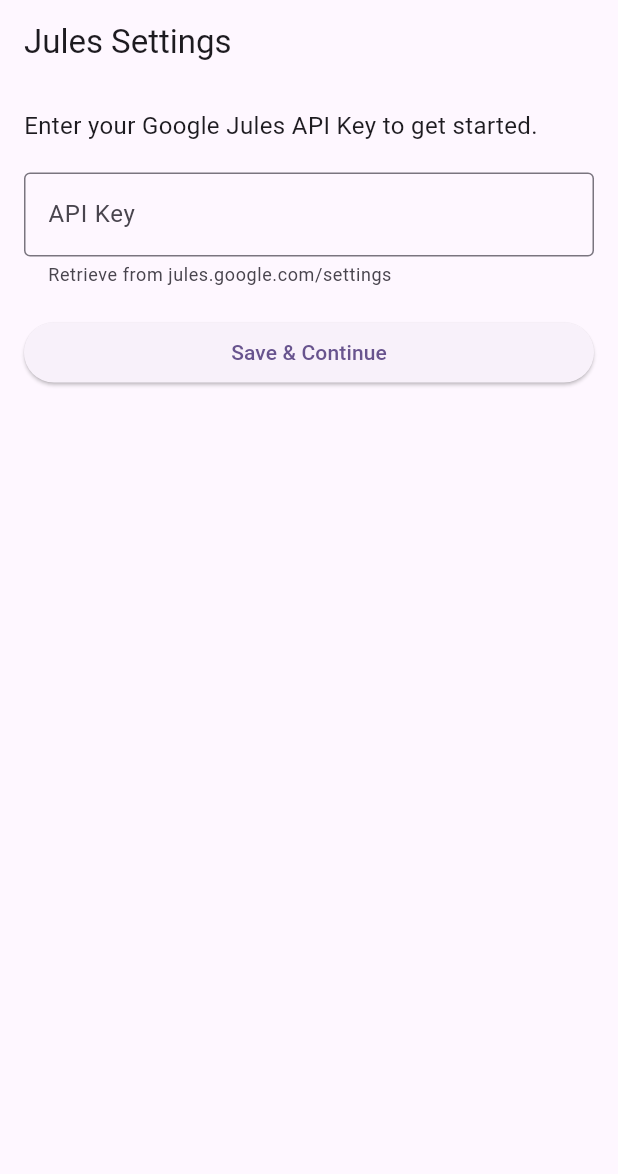
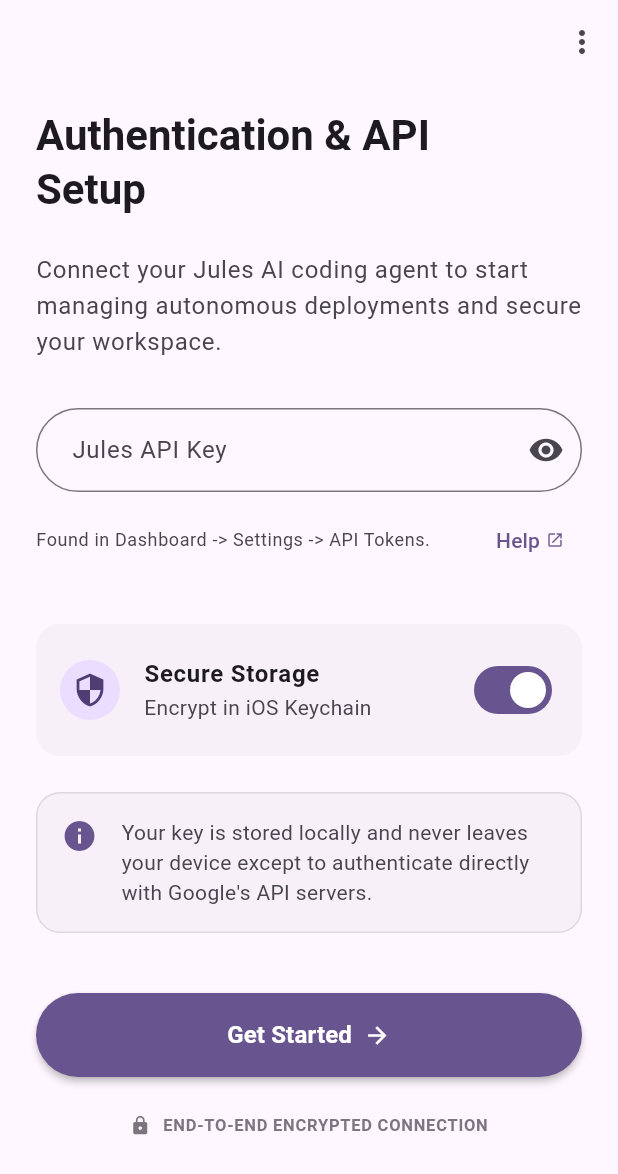
Before and after one commit to RajaShanmugamJM/jules-agent-manager, a Flutter app: the screen it shows after launch, on a phone screen of 412 x 824 dp. Shown: the top 1174 px of the screen. Run offline on Flutter 3.47's test engine with Material 3 defaults, Android fonts, the phone set to English and light mode, and no system bars; our stand-ins replace flutter_markdown, flutter_secure_storage.

Commit message:
Implement setup screen for Jules API key input and validation
- Replaced SettingsScreen with SetupScreen to match the design.
- Implemented API key validation by verifying against the API (getSources).
- Added optional secure storage for the API key.
- Updated AuthProvider to support non-persistent key setting.
- Updated main.dart and tests to use SetupScreen.
- Added .gitignore to exclude build artifacts.
- Improved error handling in SetupScreen.

Co-authored-by: RajaShanmugamJM <27273337+RajaShanmugamJM@users.noreply.github.com>

```diff
--- a/lib/main.dart
+++ b/lib/main.dart
@@ -3,7 +3,7 @@ import 'package:provider/provider.dart';
 import 'providers/auth_provider.dart';
 import 'providers/jules_provider.dart';
 import 'screens/dashboard_screen.dart';
-import 'screens/settings_screen.dart';
+import 'screens/setup_screen.dart';
 import 'services/api_service.dart';
 
 void main() {
@@ -58,7 +58,7 @@ class AuthWrapper extends StatelessWidget {
     if (auth.isAuthenticated) {
       return const DashboardScreen();
     } else {
-      return const SettingsScreen();
+      return const SetupScreen();
     }
   }
 }
--- a/lib/providers/auth_provider.dart
+++ b/lib/providers/auth_provider.dart
@@ -16,9 +16,11 @@ class AuthProvider with ChangeNotifier {
     notifyListeners();
   }
 
-  Future<void> setApiKey(String key) async {
+  Future<void> setApiKey(String key, {bool persist = true}) async {
     _apiKey = key;
-    await _storageService.saveApiKey(key);
+    if (persist) {
+      await _storageService.saveApiKey(key);
+    }
     notifyListeners();
   }
 
--- a/lib/screens/settings_screen.dart
+++ /dev/null
@@ -1,107 +0,0 @@
-import 'package:flutter/material.dart';
-import 'package:provider/provider.dart';
-import '../providers/auth_provider.dart';
-
-class SettingsScreen extends StatefulWidget {
-  const SettingsScreen({Key? key}) : super(key: key);
-
-  @override
-  State<SettingsScreen> createState() => _SettingsScreenState();
-}
-
-class _SettingsScreenState extends State<SettingsScreen> {
-  final _formKey = GlobalKey<FormState>();
-  final _apiKeyController = TextEditingController();
-  bool _isLoading = false;
-
-  @override
-  void initState() {
-    super.initState();
-    // Pre-fill if key exists (optional, usually secure fields don't pre-fill unless hidden)
-    // We defer reading context to build or addPostFrameCallback if needed, but initState read is ok for initial value
-    // However, context.read is not recommended in initState without listen: false (which is default for read)
-    final auth = context.read<AuthProvider>();
-    if (auth.apiKey != null) {
-      _apiKeyController.text = auth.apiKey!;
-    }
-  }
-
-  @override
-  void dispose() {
-    _apiKeyController.dispose();
-    super.dispose();
-  }
-
-  Future<void> _saveKey() async {
-    if (_formKey.currentState!.validate()) {
-      setState(() => _isLoading = true);
-      try {
-        await context.read<AuthProvider>().setApiKey(
-          _apiKeyController.text.trim(),
-        );
-        if (mounted) {
-          ScaffoldMessenger.of(context).showSnackBar(
-            const SnackBar(content: Text('API Key saved successfully')),
-          );
-        }
-      } catch (e) {
-        if (mounted) {
-          ScaffoldMessenger.of(
-            context,
-          ).showSnackBar(SnackBar(content: Text('Error saving key: $e')));
-        }
-      } finally {
-        if (mounted) setState(() => _isLoading = false);
-      }
-    }
-  }
-
-  @override
-  Widget build(BuildContext context) {
-    return Scaffold(
-      appBar: AppBar(title: const Text('Jules Settings')),
-      body: Padding(
-        padding: const EdgeInsets.all(16.0),
-        child: Form(
-          key: _formKey,
-          child: Column(
-            crossAxisAlignment: CrossAxisAlignment.stretch,
-            children: [
-              const Text(
-                'Enter your Google Jules API Key to get started.',
-                style: TextStyle(fontSize: 16),
-              ),
-              const SizedBox(height: 20),
-              TextFormField(
-                controller: _apiKeyController,
-                decoration: const InputDecoration(
-                  labelText: 'API Key',
-                  border: OutlineInputBorder(),
-                  helperText: 'Retrieve from jules.google.com/settings',
-                ),
-                validator: (value) {
-                  if (value == null || value.isEmpty) {
-                    return 'Please enter your API Key';
-                  }
-                  return null;
-                },
-                obscureText: true, // Key is sensitive
-              ),
-              const SizedBox(height: 20),
-              ElevatedButton(
-                onPressed: _isLoading ? null : _saveKey,
-                child: _isLoading
-                    ? const SizedBox(
-                        height: 20,
-                        width: 20,
-                        child: CircularProgressIndicator(strokeWidth: 2),
-                      )
-                    : const Text('Save & Continue'),
-              ),
-            ],
-          ),
-        ),
-      ),
-    );
-  }
-}
--- /dev/null
+++ b/lib/screens/setup_screen.dart
@@ -0,0 +1,346 @@
+import 'package:flutter/material.dart';
+import 'package:provider/provider.dart';
+import '../providers/auth_provider.dart';
+import '../services/api_service.dart';
+
+class SetupScreen extends StatefulWidget {
+  const SetupScreen({super.key});
+
+  @override
+  State<SetupScreen> createState() => _SetupScreenState();
+}
+
+class _SetupScreenState extends State<SetupScreen> {
+  final _formKey = GlobalKey<FormState>();
+  final _apiKeyController = TextEditingController();
+  bool _isObscure = true;
+  bool _isSecureStorageEnabled = true;
+  bool _isLoading = false;
+  String? _errorMessage;
+
+  @override
+  void dispose() {
+    _apiKeyController.dispose();
+    super.dispose();
+  }
+
+  Future<void> _submit() async {
+    if (!_formKey.currentState!.validate()) return;
+
+    setState(() {
+      _isLoading = true;
+      _errorMessage = null;
+    });
+
+    final apiKey = _apiKeyController.text.trim();
+
+    try {
+      // verify api key
+      final apiService = ApiService(apiKey);
+      // We use getSources as a lightweight check. If the key is invalid, this should fail.
+      await apiService.getSources();
+
+      if (!mounted) return;
+
+      // save key
+      await context.read<AuthProvider>().setApiKey(
+        apiKey,
+        persist: _isSecureStorageEnabled,
+      );
+
+      // success handled by AuthWrapper (rebuilds to Dashboard)
+    } catch (e) {
+      setState(() {
+        final errorMsg = e.toString();
+        if (errorMsg.contains('Failed to load sources') || errorMsg.contains('403') || errorMsg.contains('401')) {
+          _errorMessage = 'Invalid API Key. Please verify your key in Google Cloud Console.';
+        } else {
+          _errorMessage = 'Error: ${errorMsg.replaceAll("Exception: ", "")}';
+        }
+      });
+    } finally {
+      if (mounted) {
+        setState(() {
+          _isLoading = false;
+        });
+      }
+    }
+  }
+
+  @override
+  Widget build(BuildContext context) {
+    final theme = Theme.of(context);
+    final colorScheme = theme.colorScheme;
+
+    return Scaffold(
+      appBar: AppBar(
+        backgroundColor: Colors.transparent,
+        elevation: 0,
+        actions: [
+          IconButton(
+            icon: const Icon(Icons.more_vert),
+            onPressed: () {
+              // Menu action placeholder
+            },
+          ),
+        ],
+      ),
+      body: SafeArea(
+        child: SingleChildScrollView(
+          padding: const EdgeInsets.symmetric(horizontal: 24.0, vertical: 16.0),
+          child: Form(
+            key: _formKey,
+            child: Column(
+              crossAxisAlignment: CrossAxisAlignment.start,
+              children: [
+                Text(
+                  'Authentication & API\nSetup',
+                  style: theme.textTheme.headlineMedium?.copyWith(
+                    fontWeight: FontWeight.bold,
+                    color: colorScheme.onSurface,
+                  ),
+                ),
+                const SizedBox(height: 24),
+                Text(
+                  'Connect your Jules AI coding agent to start managing autonomous deployments and secure your workspace.',
+                  style: theme.textTheme.bodyLarge?.copyWith(
+                    color: colorScheme.onSurfaceVariant,
+                    height: 1.5,
+                  ),
+                ),
+                const SizedBox(height: 32),
+
+                // API Key Input
+                TextFormField(
+                  controller: _apiKeyController,
+                  obscureText: _isObscure,
+                  decoration: InputDecoration(
+                    labelText: 'Jules API Key',
+                    border: OutlineInputBorder(
+                      borderRadius: BorderRadius.circular(30),
+                    ),
+                    suffixIcon: IconButton(
+                      icon: Icon(
+                        _isObscure ? Icons.visibility : Icons.visibility_off,
+                      ),
+                      onPressed: () {
+                        setState(() {
+                          _isObscure = !_isObscure;
+                        });
+                      },
+                    ),
+                    contentPadding: const EdgeInsets.symmetric(
+                      horizontal: 20,
+                      vertical: 16,
+                    ),
+                  ),
+                  validator: (value) {
+                    if (value == null || value.isEmpty) {
+                      return 'Please enter your API Key';
+                    }
+                    return null;
+                  },
+                ),
+                const SizedBox(height: 8),
+                Row(
+                  mainAxisAlignment: MainAxisAlignment.spaceBetween,
+                  children: [
+                    Expanded(
+                      child: Text(
+                        'Found in Dashboard -> Settings -> API Tokens.',
+                        style: theme.textTheme.bodySmall?.copyWith(
+                          color: colorScheme.onSurfaceVariant,
+                        ),
+                      ),
+                    ),
+                    TextButton(
+                      onPressed: () {
+                        // TODO: Implement URL launch
+                        ScaffoldMessenger.of(context).showSnackBar(
+                          const SnackBar(content: Text('Visit jules.google.com/settings')),
+                        );
+                      },
+                      child: Row(
+                        mainAxisSize: MainAxisSize.min,
+                        children: [
+                          Text('Help'),
+                          const SizedBox(width: 4),
+                          const Icon(Icons.open_in_new, size: 12),
+                        ],
+                      ),
+                    ),
+                  ],
+                ),
+
+                const SizedBox(height: 32),
+
+                // Secure Storage Toggle
+                Container(
+                  decoration: BoxDecoration(
+                    color: colorScheme.surfaceVariant.withOpacity(0.3),
+                    borderRadius: BorderRadius.circular(16),
+                  ),
+                  child: SwitchListTile(
+                    value: _isSecureStorageEnabled,
+                    onChanged: (value) {
+                      setState(() {
+                        _isSecureStorageEnabled = value;
+                      });
+                    },
+                    secondary: Container(
+                      padding: const EdgeInsets.all(8),
+                      decoration: BoxDecoration(
+                        color: colorScheme.primaryContainer,
+                        shape: BoxShape.circle,
+                      ),
+                      child: Icon(
+                        Icons.security,
+                        color: colorScheme.onPrimaryContainer,
+                      ),
+                    ),
+                    title: const Text(
+                      'Secure Storage',
+                      style: TextStyle(fontWeight: FontWeight.w600),
+                    ),
+                    subtitle: const Text('Encrypt in iOS Keychain'),
+                    contentPadding: const EdgeInsets.symmetric(
+                      horizontal: 16,
+                      vertical: 8,
+                    ),
+                    shape: RoundedRectangleBorder(
+                      borderRadius: BorderRadius.circular(16),
+                    ),
+                  ),
+                ),
+
+                const SizedBox(height: 24),
+
+                // Info Box
+                Container(
+                  padding: const EdgeInsets.all(16),
+                  decoration: BoxDecoration(
+                    color: colorScheme.surfaceVariant.withOpacity(0.3),
+                    borderRadius: BorderRadius.circular(16),
+                    border: Border.all(
+                      color: colorScheme.outline.withOpacity(0.2),
+                    ),
+                  ),
+                  child: Row(
+                    crossAxisAlignment: CrossAxisAlignment.start,
+                    children: [
+                      Icon(
+                        Icons.info,
+                        color: colorScheme.primary,
+                        size: 24,
+                      ),
+                      const SizedBox(width: 16),
+                      Expanded(
+                        child: Text(
+                          'Your key is stored locally and never leaves your device except to authenticate directly with Google\'s API servers.',
+                          style: theme.textTheme.bodyMedium?.copyWith(
+                            color: colorScheme.onSurfaceVariant,
+                            height: 1.4,
+                          ),
+                        ),
+                      ),
+                    ],
+                  ),
+                ),
+
+                if (_errorMessage != null) ...[
+                  const SizedBox(height: 24),
+                  Container(
+                    padding: const EdgeInsets.all(12),
+                    decoration: BoxDecoration(
+                      color: colorScheme.errorContainer,
+                      borderRadius: BorderRadius.circular(8),
+                    ),
+                    child: Row(
+                      children: [
+                        Icon(Icons.error, color: colorScheme.onErrorContainer),
+                        const SizedBox(width: 12),
+                        Expanded(
+                          child: Text(
+                            _errorMessage!,
+                            style: TextStyle(color: colorScheme.onErrorContainer),
+                          ),
+                        ),
+                      ],
+                    ),
+                  ),
+                ],
+
+                const SizedBox(height: 40),
+
+                // Submit Button
+                SizedBox(
+                  width: double.infinity,
+                  height: 56,
+                  child: ElevatedButton(
+                    onPressed: _isLoading ? null : _submit,
+                    style: ElevatedButton.styleFrom(
+                      backgroundColor: colorScheme.primary,
+                      foregroundColor: colorScheme.onPrimary,
+                      shape: RoundedRectangleBorder(
+                        borderRadius: BorderRadius.circular(30),
+                      ),
+                      elevation: 2,
+                    ),
+                    child: _isLoading
+                        ? const SizedBox(
+                            height: 24,
+                            width: 24,
+                            child: CircularProgressIndicator(
+                              color: Colors.white,
+                              strokeWidth: 2,
+                            ),
+                          )
+                        : const Row(
+                            mainAxisAlignment: MainAxisAlignment.center,
+                            children: [
+                              Text(
+                                'Get Started',
+                                style: TextStyle(
+                                  fontSize: 16,
+                                  fontWeight: FontWeight.bold,
+                                ),
+                              ),
+                              SizedBox(width: 8),
+                              Icon(Icons.arrow_forward),
+                            ],
+                          ),
+                  ),
+                ),
+
+                const SizedBox(height: 24),
+
+                // Footer
+                Row(
+                  mainAxisAlignment: MainAxisAlignment.center,
+                  children: [
+                    Icon(
+                      Icons.lock,
+                      size: 14,
+                      color: colorScheme.outline,
+                    ),
+                    const SizedBox(width: 8),
+                    Text(
+                      'END-TO-END ENCRYPTED CONNECTION',
+                      style: theme.textTheme.labelSmall?.copyWith(
+                        color: colorScheme.outline,
+                        letterSpacing: 0.5,
+                        fontWeight: FontWeight.w600,
+                      ),
+                    ),
+                  ],
+                ),
+
+                const SizedBox(height: 16),
+              ],
+            ),
+          ),
+        ),
+      ),
+    );
+  }
+}
```
Also changed, not shown: 2 other files.
